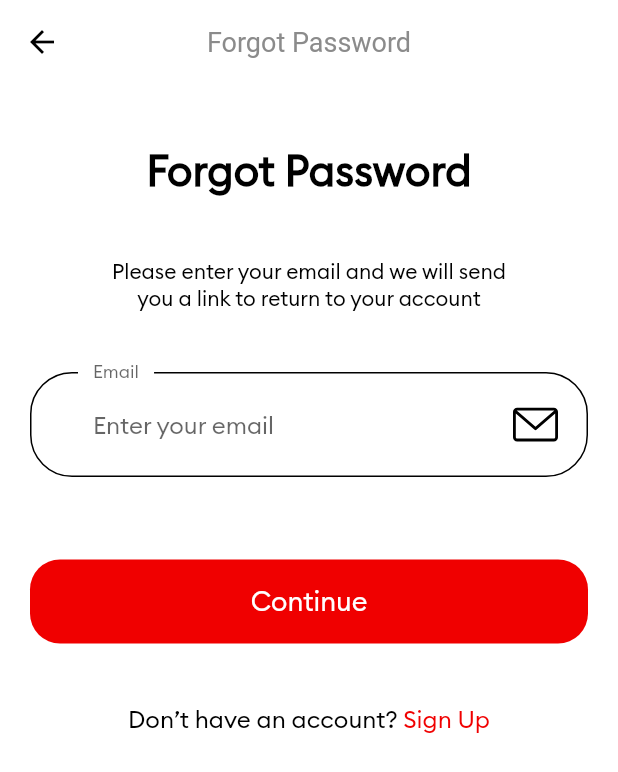
After one commit to bergmaner/drivxPro, a Flutter app: the ForgotPasswordScreen screen opened by its route, after a tap on "Continue", on a phone screen of 412 x 824 dp. The commit adds this screen. Shown: the top 772 px of the screen. Run offline on Flutter 3.47's test engine with Material 2 defaults, Android fonts, the phone set to English and light mode, and no system bars; our stand-ins replace connectivity, firebase_auth, firebase_core, firebase_database, flutter_svg; missing offline and left inert: dart:ffi; accounts and stored records are empty; statements that could not run were skipped.

Commit message:
login and forgot password screen

```diff
--- a/lib/components/SignInForm.dart
+++ b/lib/components/SignInForm.dart
@@ -3,8 +3,7 @@ import 'package:drivxpro/components/Button.dart';
 import 'package:drivxpro/components/FormError.dart';
 import 'package:drivxpro/components/Icon.dart';
 import 'package:drivxpro/components/ProgressDialog.dart';
-import 'package:drivxpro/screens/carScreen.dart';
-//import 'package:drivxpropro/screens/forgotPasswordScreen.dart';
+import 'package:drivxpro/screens/forgotPasswordScreen.dart';
 import 'package:drivxpro/screens/mainScreen.dart';
 import 'package:firebase_auth/firebase_auth.dart';
 import 'package:firebase_database/firebase_database.dart';
@@ -54,10 +53,10 @@ class _SignInFormState extends State<SignInForm> {
         })).user;
 
       if(user != null){
-        DatabaseReference userRef = FirebaseDatabase.instance.reference().child('users/${user.uid}');
+        DatabaseReference userRef = FirebaseDatabase.instance.reference().child('drivers/${user.uid}');
         userRef.once().then((DataSnapshot snapshot) => {
           if(snapshot.value != null){
-            Navigator.pushNamedAndRemoveUntil(context, CarScreen.routeName,(route) => false),
+            Navigator.pushNamedAndRemoveUntil(context, MainScreen.routeName,(route) => false),
           }
         });
       }
@@ -140,10 +139,10 @@ class _SignInFormState extends State<SignInForm> {
               Text("Remember me"),
               Spacer(),
               GestureDetector(
-               // onTap:
-                    //()=> Navigator.pushNamed(
-                    //context, ForgotPasswordScreen.routeName)
-               // ,
+               onTap:
+                    ()=> Navigator.pushNamed(
+                    context, ForgotPasswordScreen.routeName)
+               ,
                   child: Text("Forgot Password",
                   style: TextStyle(decoration: TextDecoration.underline),
                 ),
--- a/lib/routes.dart
+++ b/lib/routes.dart
@@ -1,4 +1,5 @@
 import 'package:drivxpro/screens/carScreen.dart';
+import 'package:drivxpro/screens/forgotPasswordScreen.dart';
 import 'package:drivxpro/screens/mainScreen.dart';
 import 'package:drivxpro/screens/signInScreen.dart';
 import 'package:drivxpro/screens/signUpScreen.dart';
@@ -10,5 +11,6 @@ final Map<String, WidgetBuilder> routes = {
   MainScreen.routeName: (context) => MainScreen(),
   SignInScreen.routeName: (context) => SignInScreen(),
   SignUpScreen.routeName: (context) => SignUpScreen(),
-  CarScreen.routeName: (context) => CarScreen()
+  CarScreen.routeName: (context) => CarScreen(),
+  ForgotPasswordScreen.routeName: (context) => ForgotPasswordScreen(),
 };
--- a/lib/screens/carScreen.dart
+++ b/lib/screens/carScreen.dart
@@ -52,6 +52,10 @@ class _CarScreenState extends State<CarScreen> {
   @override
   Widget build(BuildContext context) {
     return Scaffold(
+        appBar: AppBar(
+          centerTitle: true,
+          title: Text("Car Details",),
+        ),
         body: Container(
             margin: const EdgeInsets.only(left: 20.0, right: 20.0),
             child:Form(
--- /dev/null
+++ b/lib/screens/forgotPasswordScreen.dart
@@ -0,0 +1,125 @@
+import 'package:drivxpro/components/Button.dart';
+import 'package:drivxpro/components/FormError.dart';
+import 'package:drivxpro/components/NoAccountText.dart';
+import 'package:drivxpro/constants.dart';
+import 'package:drivxpro/components/Icon.dart';
+import 'package:firebase_auth/firebase_auth.dart';
+import 'package:flutter/material.dart';
+
+class ForgotPasswordScreen extends StatelessWidget {
+  static String routeName = "/forgotPassword";
+  @override
+  Widget build(BuildContext context) {
+    return Scaffold(
+      appBar: AppBar(
+        title: Text("Forgot Password"),
+      ),
+      body: SizedBox(
+      width: double.infinity,
+      child: SingleChildScrollView(
+      child: Padding(
+      padding:
+      EdgeInsets.symmetric(horizontal: 20),
+      child: Column(
+      children: [
+      SizedBox(height: 40),
+      Text(
+      "Forgot Password",
+      style: TextStyle(
+      fontSize: 28,
+      color: Colors.black,
+      fontWeight: FontWeight.bold,
+      ),
+      ),
+      SizedBox(height: 40),
+      Text(
+      "Please enter your email and we will send \nyou a link to return to your account",
+      textAlign: TextAlign.center,
+      ),
+      SizedBox(height: 40),
+    ForgotPassForm(),
+    ],
+    ),
+    ),
+    ),
+    ),
+    );
+  }
+}
+
+class ForgotPassForm extends StatefulWidget {
+  @override
+  _ForgotPassFormState createState() => _ForgotPassFormState();
+}
+
+class _ForgotPassFormState extends State<ForgotPassForm> {
+  final _formKey = GlobalKey<FormState>();
+  List<String> errors = [];
+  String email;
+  @override
+  Widget build(BuildContext context) {
+    return Center(
+      child: Form(
+        key: _formKey,
+        child: Column(
+          children: [
+            TextFormField(
+              keyboardType: TextInputType.emailAddress,
+              onSaved: (newValue) => email = newValue,
+              onChanged: (value) {
+                if (value.isNotEmpty && errors.contains(emailNullError)) {
+                  setState(() {
+                    errors.remove(emailNullError);
+                  });
+                } else if (emailValidatorRegExp.hasMatch(value) &&
+                    errors.contains(invalidEmailError)) {
+                  setState(() {
+                    errors.remove(invalidEmailError);
+                  });
+                }
+                return null;
+              },
+              validator: (value) {
+                if (value.isEmpty && !errors.contains(emailNullError)) {
+                  setState(() {
+                    errors.add(emailNullError);
+                  });
+                } else if (!emailValidatorRegExp.hasMatch(value) &&
+                    !errors.contains(invalidEmailError)) {
+                  setState(() {
+                    errors.add(invalidEmailError);
+                  });
+                }
+                return null;
+              },
+              decoration: InputDecoration(
+                labelText: "Email",
+                hintText: "Enter your email",
+                // If  you are using latest version of flutter then lable text and hint text shown like this
+                // if you r using flutter less then 1.20.* then maybe this is not working properly
+                floatingLabelBehavior: FloatingLabelBehavior.always,
+                suffixIcon: CustomIcon(svgIcon: "assets/icons/mail.svg", height: 30),
+              ),
+            ),
+            SizedBox(height: 40),
+            FormError(errors: errors),
+            SizedBox(height: 15),
+            Button(
+              text: "Continue",
+              press: () {
+                if (_formKey.currentState.validate()) {
+                  _formKey.currentState.save();
+                    FirebaseAuth.instance.sendPasswordResetEmail(email: email).then((value) => {
+                      print("Check Your mails"),
+                    });
+                }
+              },
+            ),
+            SizedBox(height:40),
+            NoAccountText(),
+          ],
+        ),
+      ),
+    );
+  }
+}
```
